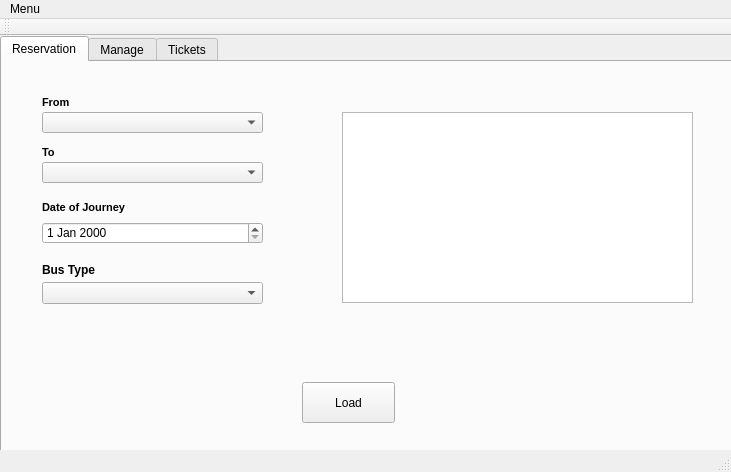
ahmedsadman/bus-reservation-system, file src/mainwindow.ui: the form before one commit.
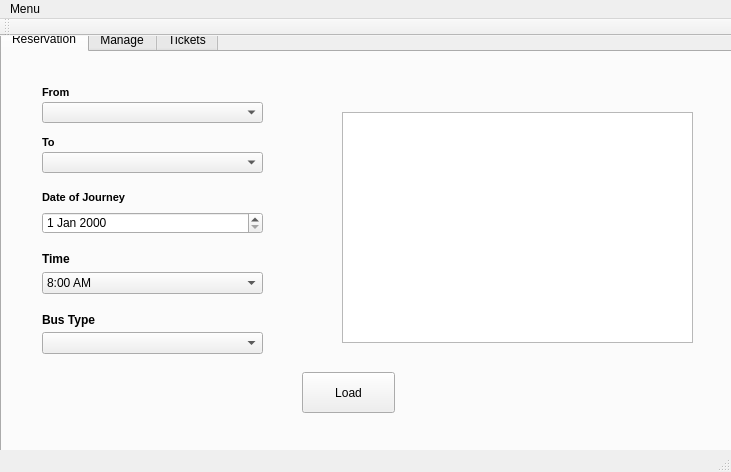
The form after the commit.

Commit message: Added Time requirement for reserving Ticket

```diff
--- a/src/mainwindow.ui
+++ b/src/mainwindow.ui
@@ -18,7 +18,7 @@
     <property name="geometry">
      <rect>
       <x>0</x>
-      <y>0</y>
+      <y>-10</y>
       <width>741</width>
       <height>451</height>
      </rect>
@@ -140,7 +140,7 @@
       <property name="geometry">
        <rect>
         <x>40</x>
-        <y>200</y>
+        <y>260</y>
         <width>71</width>
         <height>16</height>
        </rect>
@@ -160,7 +160,7 @@
       <property name="geometry">
        <rect>
         <x>40</x>
-        <y>220</y>
+        <y>280</y>
         <width>221</width>
         <height>22</height>
        </rect>
@@ -180,9 +180,9 @@
       <property name="geometry">
        <rect>
         <x>340</x>
-        <y>50</y>
+        <y>60</y>
         <width>351</width>
-        <height>191</height>
+        <height>231</height>
        </rect>
       </property>
       <property name="editTriggers">
@@ -210,6 +210,58 @@
        <bool>true</bool>
       </attribute>
      </widget>
+     <widget class="QLabel" name="label_9">
+      <property name="geometry">
+       <rect>
+        <x>40</x>
+        <y>200</y>
+        <width>47</width>
+        <height>13</height>
+       </rect>
+      </property>
+      <property name="font">
+       <font>
+        <family>Segoe UI</family>
+        <weight>75</weight>
+        <bold>true</bold>
+       </font>
+      </property>
+      <property name="text">
+       <string>Time</string>
+      </property>
+     </widget>
+     <widget class="QComboBox" name="comboBox_time">
+      <property name="geometry">
+       <rect>
+        <x>40</x>
+        <y>220</y>
+        <width>221</width>
+        <height>22</height>
+       </rect>
+      </property>
+      <property name="font">
+       <font>
+        <family>Segoe UI</family>
+        <weight>50</weight>
+        <bold>false</bold>
+       </font>
+      </property>
+      <item>
+       <property name="text">
+        <string>8:00 AM</string>
+       </property>
+      </item>
+      <item>
+       <property name="text">
+        <string>2:00 PM</string>
+       </property>
+      </item>
+      <item>
+       <property name="text">
+        <string>5:00 PM</string>
+       </property>
+      </item>
+     </widget>
     </widget>
     <widget class="QWidget" name="tab_2">
      <attribute name="title">
```
Left out of the diff: 2 changed lines with no effect on the pictures. The commit also changes 3 other files.
